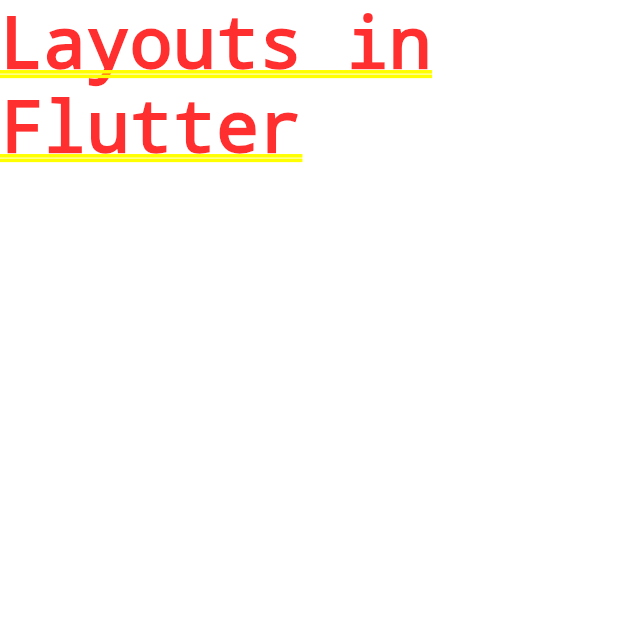
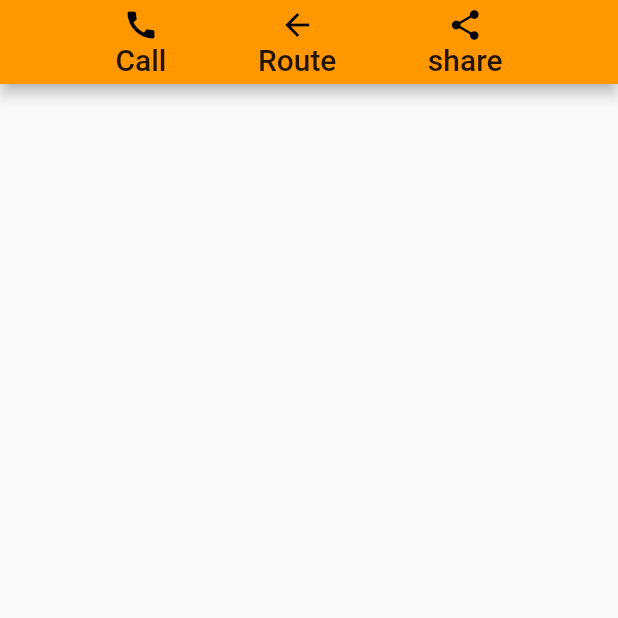
Before and after one commit to astutz96/layouts_in_flutter, a Flutter app: the screen it shows after launch, on a phone screen of 412 x 824 dp, the top half of it. Run offline on Flutter 3.47's test engine with Material 2 defaults, Android fonts, the phone set to English and light mode, and no system bars.

Commit message:
added AppBar with icons/labels

```diff
--- a/lib/main.dart
+++ b/lib/main.dart
@@ -11,7 +11,44 @@ class MyApp extends StatelessWidget {
       theme: ThemeData(
         primarySwatch: Colors.orange,
       ),
-      home: Text('Layouts in Flutter'),
+      home: Scaffold(
+        appBar: AppBar(
+          title: Special(
+
+          ),
+        ),
+      ),
     );
   }
 }
+
+class Special extends StatelessWidget {
+  @override
+  Widget build(BuildContext context) {
+    return Container(
+      child: Row(
+        mainAxisAlignment: MainAxisAlignment.spaceEvenly,
+        children: <Widget>[
+          Column(
+            children: <Widget>[
+              Icon(Icons.call),
+              Text('Call'),
+            ],
+          ),
+          Column(
+            children: <Widget>[
+              Icon(Icons.arrow_back),
+              Text('Route'),
+            ],
+          ),
+          Column(
+            children: <Widget>[
+              Icon(Icons.share),
+              Text('share'),
+            ],
+          ),
+        ],
+      ),
+    );
+  }
+}
```
